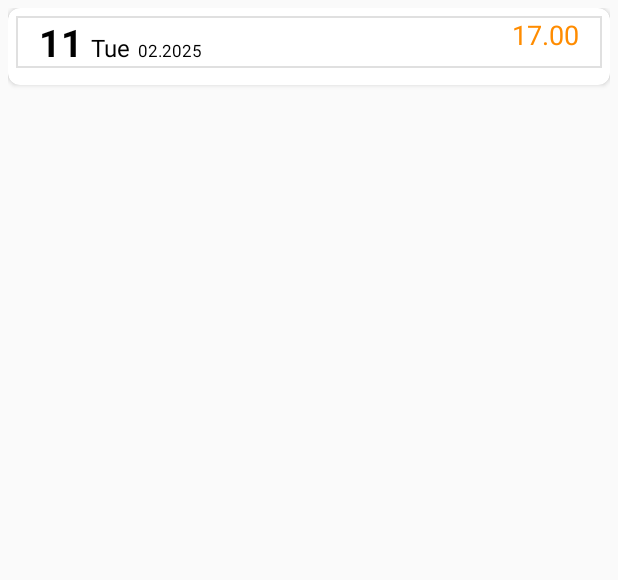
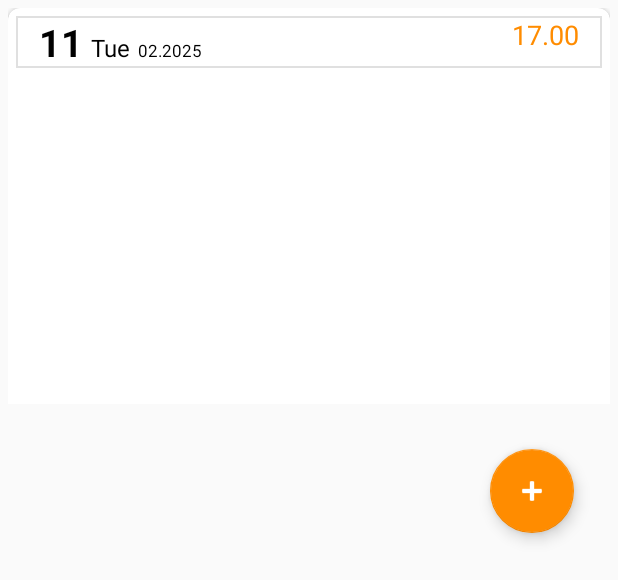
Before and after one commit to namanmawandia/Expense-Tracker, an Android app: the layout bottom_popup_whole_day.xml on its own in the app's theme, with its tools: preview values and no code run, on a phone screen of 412 x 824 dp. Shown: the top 580 px of the screen. Run offline under Robolectric (Android 15) with nearby library versions, the phone set to English and light mode, and no system bars.

```diff
--- a/app/src/main/res/layout/bottom_popup_whole_day.xml
+++ b/app/src/main/res/layout/bottom_popup_whole_day.xml
@@ -2,23 +2,21 @@
 <LinearLayout xmlns:android="http://schemas.android.com/apk/res/android"
     android:layout_width="match_parent"
     android:layout_height="400dp"
+    android:orientation="vertical"
     xmlns:app="http://schemas.android.com/apk/res-auto"
     android:layout_margin="5dp">
 
-    <LinearLayout
+    <FrameLayout
         android:layout_width="match_parent"
-        android:layout_height="wrap_content"
+        android:layout_height="0dp"
+        android:layout_weight="1"
         android:orientation="vertical">
-
-        <ScrollView
-            android:layout_width="match_parent"
-            android:layout_height="400dp">
 
         <include layout="@layout/item_day_daily"
             android:layout_width="match_parent"
-                android:layout_height="100dp"
+            android:layout_height="400dp"
             android:id="@+id/viewDayClickCalender"/>
-        </ScrollView>
+    </FrameLayout>
 
     <com.google.android.material.floatingactionbutton.FloatingActionButton
         android:id="@+id/btnFAB"
@@ -26,12 +24,11 @@
         android:layout_height="wrap_content"
         android:layout_gravity="bottom|end"
         android:layout_marginEnd="24dp"
-            android:layout_marginBottom="100dp"
+        android:layout_marginTop="30dp"
+        android:layout_marginBottom="50dp"
         android:contentDescription="Add Item"
         android:tint="@color/white"
         app:backgroundTint="@color/negativeTransac"
         app:srcCompat="@android:drawable/ic_input_add" />
 
 </LinearLayout>
-
-</LinearLayout>
```
Also changed, not shown: app/src/main/java/com/example/expensetracker/CalenderFragment.kt (+9 -5 lines). Lines whose indentation alone changed are shown as unchanged.
